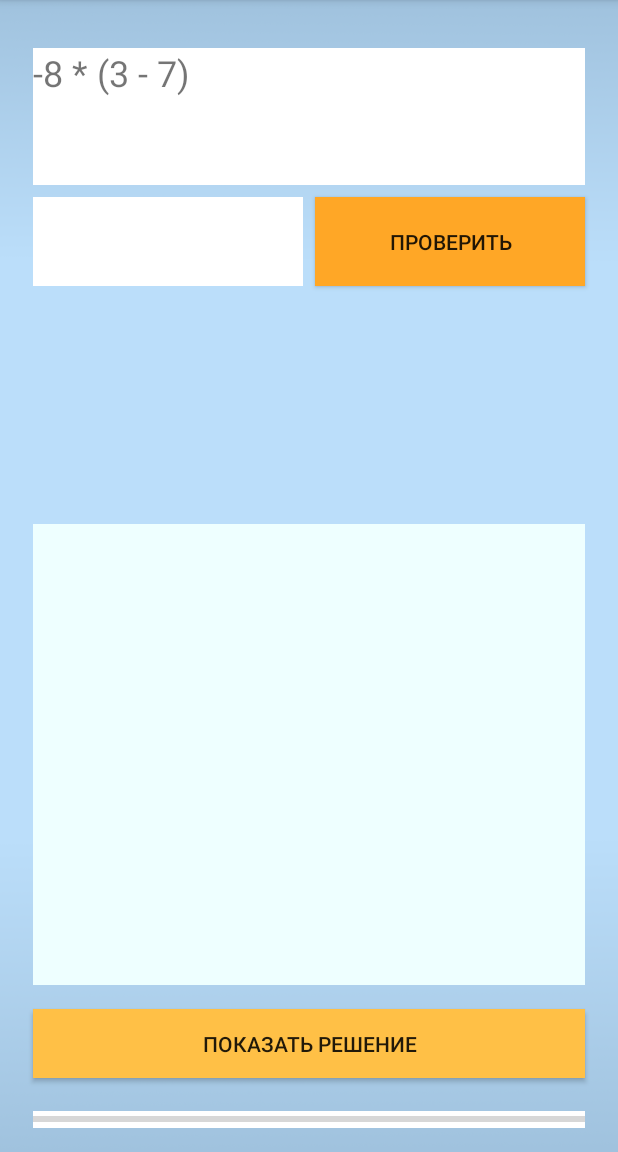
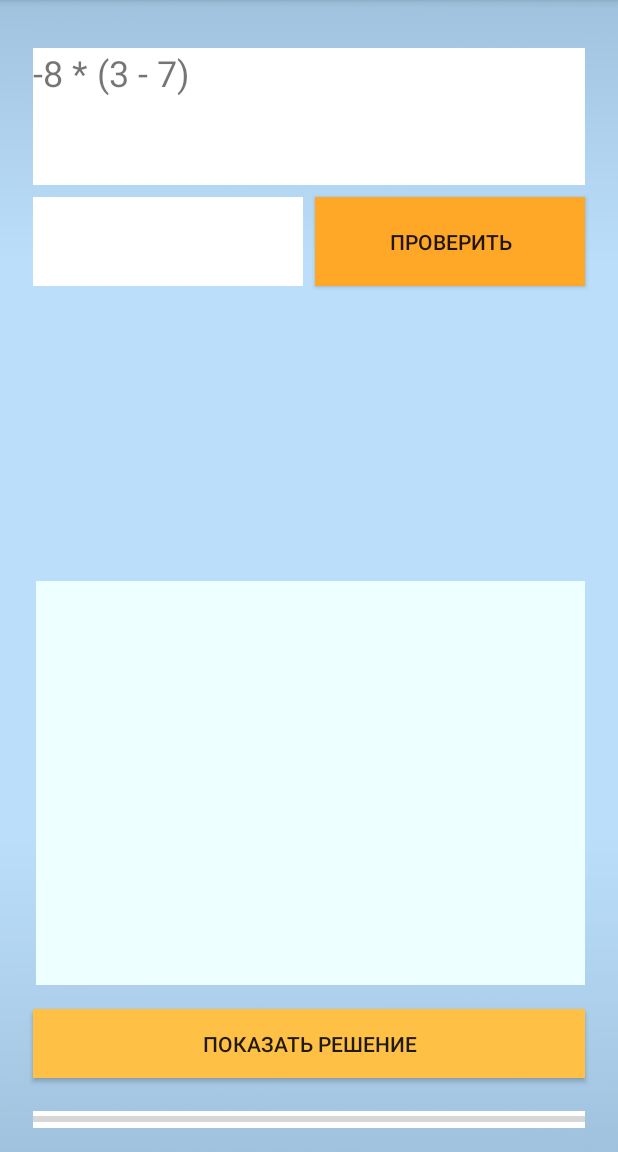
Before and after one commit to novikov-dm/InnoProject2019, an Android app: the screen it shows after launch (MainActivity), on a phone screen of 412 x 824 dp, the part 84-1236 px from its top. Run offline under Robolectric (Android 15) with nearby library versions, the phone set to English and light mode, and no system bars.

Commit message:
Уменьшенный размер окна

```diff
--- a/app/src/main/res/layout/activity_main.xml
+++ b/app/src/main/res/layout/activity_main.xml
@@ -9,12 +9,10 @@
 
     <TextView
         android:id="@+id/textViewMark"
-        android:layout_width="0dp"
-        android:layout_height="307dp"
+        android:layout_width="366dp"
+        android:layout_height="269dp"
         android:layout_marginStart="22dp"
-        android:layout_marginLeft="22dp"
         android:layout_marginEnd="22dp"
-        android:layout_marginRight="22dp"
         android:layout_marginBottom="84dp"
         android:background="#eeffff"
         android:text="  "
```
